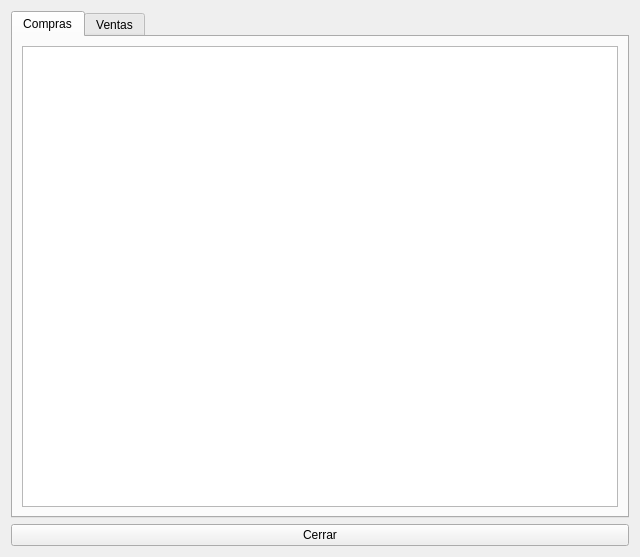
This is comprasventasremoto.ui in Ladis72/tienda as Qt 5 draws it before an edit. The edited form follows.
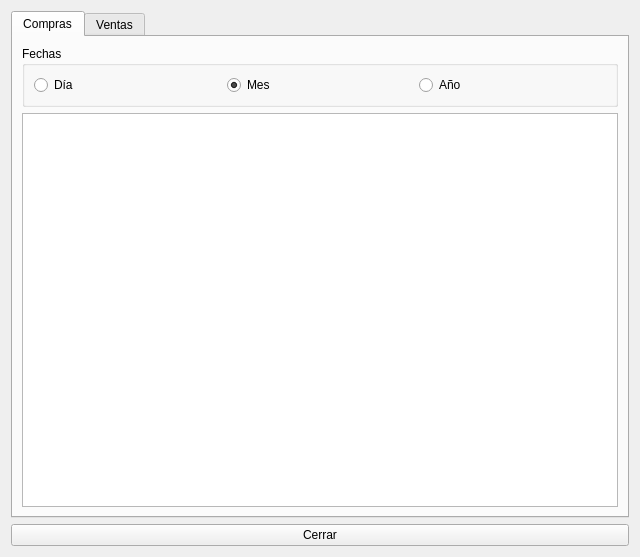
This is the edited form. The open tabs and pages were chosen to show the change.

Commit message: Compras y ventas agrupadas remoto

The edit to the form file:
```diff
--- a/comprasventasremoto.ui
+++ b/comprasventasremoto.ui
@@ -24,9 +24,42 @@
        <string>Compras</string>
       </attribute>
       <layout class="QGridLayout" name="gridLayout_3">
-       <item row="0" column="0">
+       <item row="1" column="0">
         <widget class="QTableView" name="tableViewCompras"/>
        </item>
+       <item row="0" column="0">
+        <widget class="QGroupBox" name="groupBoxCompras">
+         <property name="title">
+          <string>Fechas</string>
+         </property>
+         <layout class="QHBoxLayout" name="horizontalLayout_2">
+          <item>
+           <widget class="QRadioButton" name="radioButtonComprasDia">
+            <property name="text">
+             <string>Día</string>
+            </property>
+           </widget>
+          </item>
+          <item>
+           <widget class="QRadioButton" name="radioButtonComprasMes">
+            <property name="text">
+             <string>Mes</string>
+            </property>
+            <property name="checked">
+             <bool>true</bool>
+            </property>
+           </widget>
+          </item>
+          <item>
+           <widget class="QRadioButton" name="radioButtonComprasano">
+            <property name="text">
+             <string>Año</string>
+            </property>
+           </widget>
+          </item>
+         </layout>
+        </widget>
+       </item>
       </layout>
      </widget>
      <widget class="QWidget" name="tab_2">
```
Left out of the diff: 33 changed lines with no effect on the pictures. The commit also changes 3 other files.
